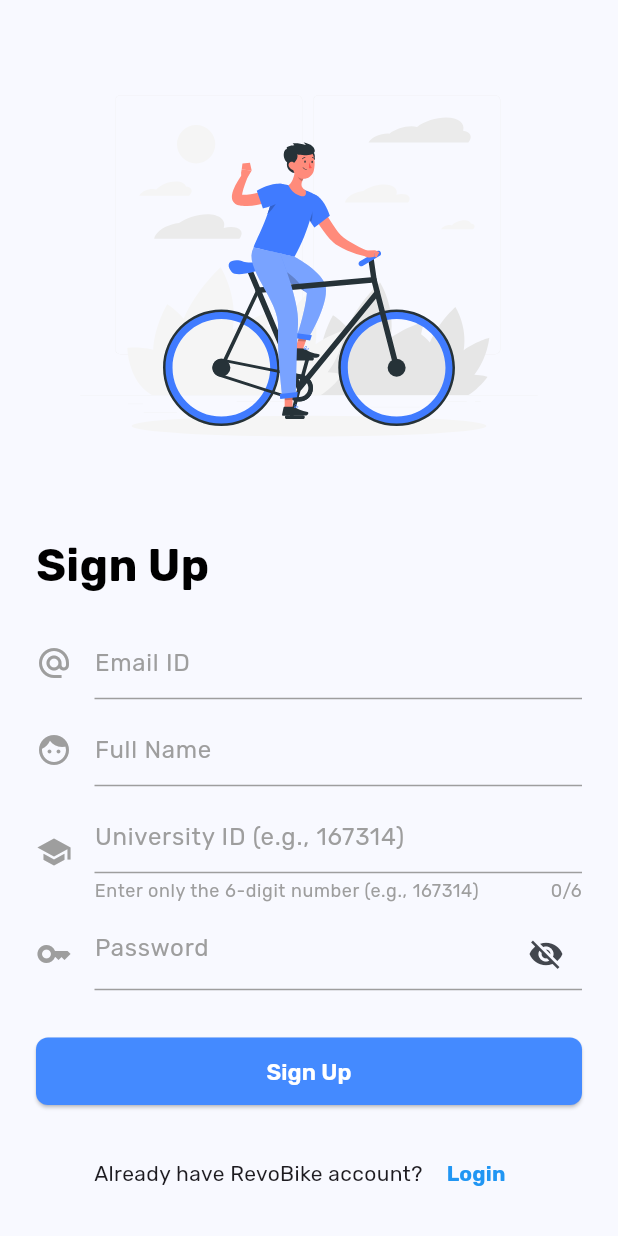
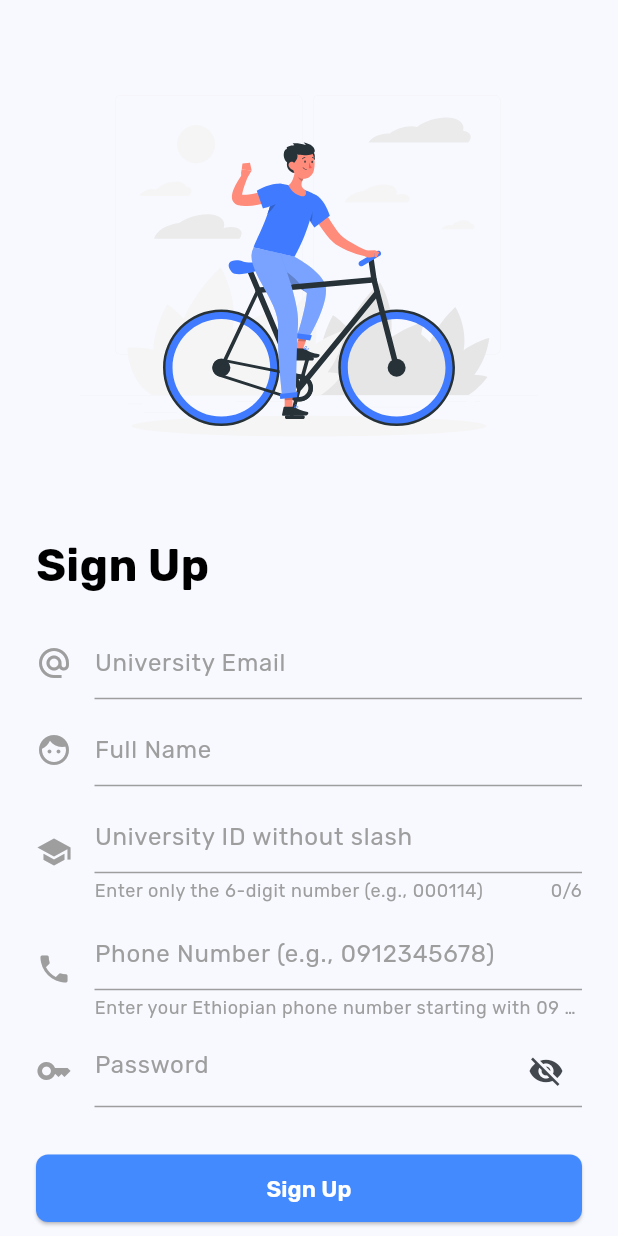
Before and after one commit to RevoBike/RevoBike-Mobile, a Flutter app: the SignUpScreen screen opened directly, on a phone screen of 412 x 824 dp. Run offline on Flutter 3.47's test engine with Material 3 defaults, Android fonts, the phone set to English and light mode, and no system bars; our stand-ins replace crystal_navigation_bar, dio, equatable, flutter_secure_storage, flutter_svg, font_awesome_flutter and 7 more; accounts and stored records are empty; network calls fail.

Commit message:
updates signup to accept phone number

```diff
--- a/lib/presentation/screens/auth/SignUpScreen.dart
+++ b/lib/presentation/screens/auth/SignUpScreen.dart
@@ -22,6 +22,7 @@ class _SignUpScreenState extends State<SignUpScreen> {
   final TextEditingController _nameController = TextEditingController();
   final TextEditingController _passwordController = TextEditingController();
   final TextEditingController _universityIdController = TextEditingController();
+  final TextEditingController _phoneNumberController = TextEditingController();
   bool _isPasswordVisible = false;
 
   // Error state variables
@@ -29,6 +30,7 @@ class _SignUpScreenState extends State<SignUpScreen> {
   String? _nameError;
   String? _passwordError;
   String? _universityIdError;
+  String? _phoneNumberError;
   String? _generalError;
 
   double _strength = 0.0;
@@ -48,6 +50,19 @@ class _SignUpScreenState extends State<SignUpScreen> {
       final sanitized = text.replaceAll(RegExp(r'[^0-9]'), '');
       if (text != sanitized) {
         _universityIdController.value = TextEditingValue(
+          text: sanitized,
+          selection: TextSelection.collapsed(offset: sanitized.length),
+        );
+      }
+    });
+
+    // Add listener to sanitize phone number input
+    _phoneNumberController.addListener(() {
+      final text = _phoneNumberController.text;
+      // Allow only digits and optional leading +
+      final sanitized = text.replaceAll(RegExp(r'[^\d+]'), '');
+      if (text != sanitized) {
+        _phoneNumberController.value = TextEditingValue(
           text: sanitized,
           selection: TextSelection.collapsed(offset: sanitized.length),
         );
@@ -83,6 +98,7 @@ class _SignUpScreenState extends State<SignUpScreen> {
       _nameError = null;
       _passwordError = null;
       _universityIdError = null;
+      _phoneNumberError = null;
       _generalError = null;
     });
 
@@ -99,12 +115,16 @@ class _SignUpScreenState extends State<SignUpScreen> {
     if (_universityIdController.text.isEmpty) {
       setState(() => _universityIdError = 'University ID is required');
     }
+    if (_phoneNumberController.text.isEmpty) {
+      setState(() => _phoneNumberError = 'Phone number is required');
+    }
 
     // If any field errors, stop here
     if (_emailError != null ||
         _nameError != null ||
         _passwordError != null ||
-        _universityIdError != null) {
+        _universityIdError != null ||
+        _phoneNumberError != null) {
       return;
     }
 
@@ -114,6 +134,14 @@ class _SignUpScreenState extends State<SignUpScreen> {
         caseSensitive: false);
     if (!emailRegex.hasMatch(_emailController.text)) {
       setState(() => _emailError = 'Use AASTU institutional email');
+      return;
+    }
+
+    // Validate Ethiopian phone number format
+    final phoneRegex = RegExp(r'^0[79]\d{8}$');
+    if (!phoneRegex.hasMatch(_phoneNumberController.text)) {
+      setState(() => _phoneNumberError =
+          'Enter a valid Ethiopian phone number starting with 09 or 07 (10 digits total)');
       return;
     }
 
@@ -131,7 +159,8 @@ class _SignUpScreenState extends State<SignUpScreen> {
 
     if (_nameError != null ||
         _passwordError != null ||
-        _universityIdError != null) {
+        _universityIdError != null ||
+        _phoneNumberError != null) {
       return;
     }
 
@@ -145,14 +174,16 @@ class _SignUpScreenState extends State<SignUpScreen> {
       print('Name: ${_nameController.text}');
       print('Email: ${_emailController.text}');
       print('University ID: ${_universityIdController.text}');
+      print('Phone Number: ${_phoneNumberController.text}');
       print('API Base URL: ${authService.dio.options.baseUrl}');
 
       // First register the user (this will trigger OTP sending)
-      await authService.register(
+      final response = await authService.register(
         _nameController.text,
         _emailController.text,
         _passwordController.text,
         _universityIdController.text,
+        _phoneNumberController.text,
       );
 
       print('Registration successful, showing success message...');
@@ -160,7 +191,7 @@ class _SignUpScreenState extends State<SignUpScreen> {
       // Show success feedback before navigation
       ScaffoldMessenger.of(context).showSnackBar(
         SnackBar(
-          content: Text('OTP sent to ${_emailController.text}'),
+          content: Text(response['message']),
           backgroundColor: Colors.green,
         ),
       );
@@ -276,7 +307,7 @@ class _SignUpScreenState extends State<SignUpScreen> {
                           child: TextFormField(
                             controller: _emailController,
                             decoration: InputDecoration(
-                              hintText: "Email ID",
+                              hintText: "University Email",
                               hintStyle: const TextStyle(
                                   color: Colors.grey, fontSize: 16),
                               enabledBorder: const UnderlineInputBorder(
@@ -332,9 +363,9 @@ class _SignUpScreenState extends State<SignUpScreen> {
                             keyboardType: TextInputType.number,
                             maxLength: 6,
                             decoration: InputDecoration(
-                              hintText: "University ID (e.g., 167314)",
+                              hintText: "University ID without slash ",
                               helperText:
-                                  "Enter only the 6-digit number (e.g., 167314)",
+                                  "Enter only the 6-digit number (e.g., 000114)",
                               helperStyle: const TextStyle(
                                 color: Colors.grey,
                                 fontSize: 12,
@@ -355,6 +386,40 @@ class _SignUpScreenState extends State<SignUpScreen> {
                       ],
                     ),
                     if (_universityIdError != null) const SizedBox(height: 5),
+                    const SizedBox(height: 10),
+                    Row(
+                      mainAxisAlignment: MainAxisAlignment.spaceBetween,
+                      children: [
+                        const Icon(Icons.phone, color: Colors.grey),
+                        const SizedBox(width: 15),
+                        Expanded(
+                          child: TextFormField(
+                            controller: _phoneNumberController,
+                            keyboardType: TextInputType.phone,
+                            decoration: InputDecoration(
+                              hintText: "Phone Number (e.g., 0912345678)",
+                              helperText:
+                                  "Enter your Ethiopian phone number starting with 09 or 07 (10 digits total)",
+                              helperStyle: const TextStyle(
+                                color: Colors.grey,
+                                fontSize: 12,
+                              ),
+                              hintStyle: const TextStyle(
+                                  color: Colors.grey, fontSize: 16),
+                              enabledBorder: const UnderlineInputBorder(
+                                borderSide: BorderSide(
+                                  color: Colors.grey,
+                                  width: 1.0,
+                                ),
+                              ),
+                              errorText: _phoneNumberError,
+                              errorStyle: const TextStyle(color: Colors.red),
+                            ),
+                          ),
+                        ),
+                      ],
+                    ),
+                    if (_phoneNumberError != null) const SizedBox(height: 5),
                     const SizedBox(height: 10),
                     Row(
                       children: [
--- a/lib/presentation/screens/home/HomeScreen.dart
+++ b/lib/presentation/screens/home/HomeScreen.dart
@@ -28,7 +28,7 @@ class _HomeScreenState extends State<HomeScreen> {
 
   static List<Widget> screens = [
     const MapScreen(),
-    StationScreen(),
+    const StationScreen(),
     const RecentTripsScreen(),
     const AccountScreen(),
   ];
```
Also changed, not shown: lib/api/auth_service.dart (+14 -3 lines), lib/presentation/screens/map/MapScreen.dart (+4 -4 lines), 1 other file.
